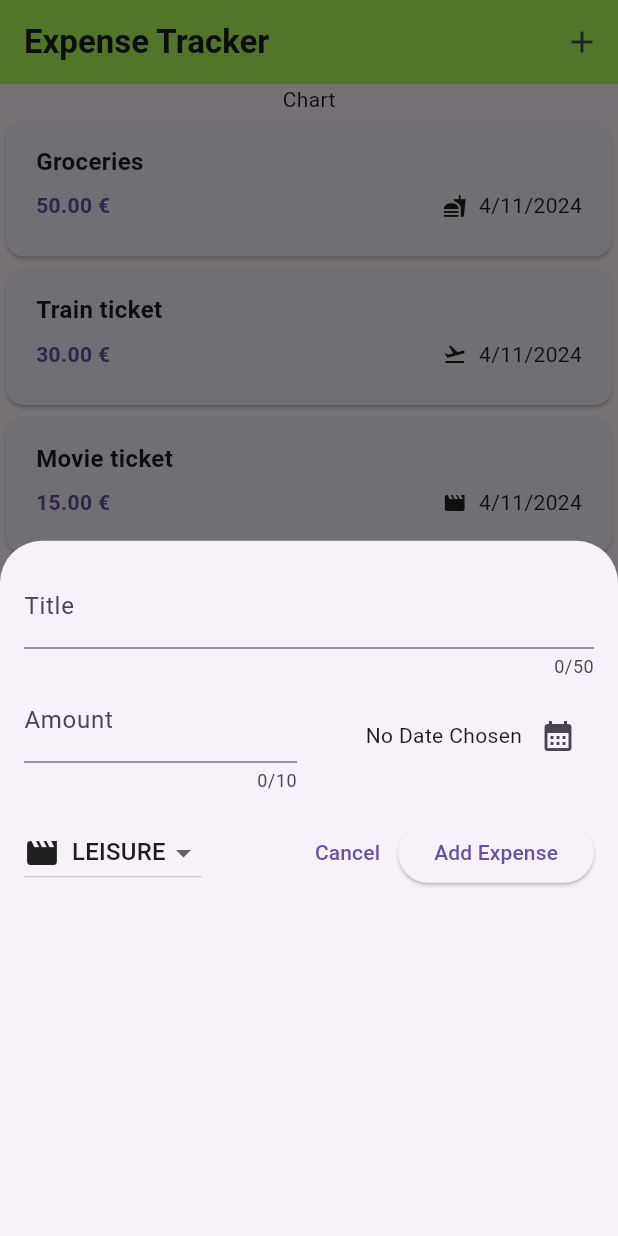
After one commit to sznorbee/expense-tracker, a Flutter app: the screen it shows after launch, after a tap on the "add" icon, on a phone screen of 412 x 824 dp. The commit adds this screen. Run offline on Flutter 3.47's test engine with Material 3 defaults, Android fonts, the phone set to English and light mode, and no system bars.

Commit message:
add expense widget with inputs

```diff
--- a/lib/widgets/expenses.dart
+++ b/lib/widgets/expenses.dart
@@ -1,3 +1,4 @@
+import 'package:expense_tracker/widgets/new_expense.dart';
 import 'package:flutter/material.dart';
 import 'package:expense_tracker/models/expense.dart';
 import 'package:expense_tracker/widgets/expenses_list/expenses_list.dart';
@@ -41,11 +42,27 @@ class _ExpensesState extends State<Expenses> {
         category: Category.work),
   ];
 
+  void _openAddExpenseModal() {
+    showModalBottomSheet(
+        context: context,
+        builder: (ctx) => const NewExpense());
+  }
+
   @override
   Widget build(BuildContext context) {
     return Scaffold(
       appBar: AppBar(
-        title: const Text('Expenses'),
+        title: const Text(
+          'Expense Tracker',
+          style: TextStyle(fontWeight: FontWeight.bold),
+        ),
+        backgroundColor: Colors.lightGreenAccent,
+        actions: [
+          IconButton(
+            onPressed: _openAddExpenseModal,
+            icon: const Icon(Icons.add),
+          )
+        ],
       ),
       body: Column(
         children: [
--- /dev/null
+++ b/lib/widgets/new_expense.dart
@@ -0,0 +1,121 @@
+import 'package:flutter/material.dart';
+import 'package:expense_tracker/models/expense.dart';
+
+class NewExpense extends StatefulWidget {
+  const NewExpense({super.key});
+
+  @override
+  State<NewExpense> createState() => _NewExpenseState();
+}
+
+class _NewExpenseState extends State<NewExpense> {
+  final _titleController = TextEditingController();
+  final _amountController = TextEditingController();
+  DateTime? _selectedDate;
+  Category _selectedCategory = Category.leisure;
+
+  _presentDatePicker() async {
+    final now = DateTime.now();
+    final DateTime firstDate = DateTime(now.year - 1, now.month, now.day);
+
+    final pickedDate = await showDatePicker(
+      context: context,
+      initialDate: now,
+      firstDate: firstDate,
+      lastDate: now,
+    );
+    setState(() {
+      _selectedDate = pickedDate;
+    });
+  }
+
+  @override
+  void dispose() {
+    _titleController.dispose();
+    _amountController.dispose();
+    super.dispose();
+  }
+
+  @override
+  Widget build(BuildContext context) {
+    return Padding(
+      padding: const EdgeInsets.all(16),
+      child: Column(
+        children: [
+          TextField(
+            decoration: const InputDecoration(label: Text('Title')),
+            maxLength: 50,
+            controller: _titleController,
+          ),
+          Row(
+            children: [
+              Expanded(
+                child: TextField(
+                    decoration: const InputDecoration(
+                      label: Text('Amount'),
+                      prefix: Text('€'),
+                    ),
+                    maxLength: 10,
+                    controller: _amountController,
+                    keyboardType:
+                        const TextInputType.numberWithOptions(decimal: true)),
+              ),
+              const SizedBox(width: 16),
+              Expanded(
+                  child: Row(
+                mainAxisAlignment: MainAxisAlignment.end,
+                crossAxisAlignment: CrossAxisAlignment.center,
+                children: [
+                  Text(_selectedDate == null
+                      ? 'No Date Chosen'
+                      : formatter.format(_selectedDate!)),
+                  IconButton(
+                    icon: const Icon(Icons.calendar_month),
+                    onPressed: _presentDatePicker,
+                  )
+                ],
+              ))
+            ],
+          ),
+          const SizedBox(height: 16),
+          Row(
+            children: [
+              DropdownButton(
+                  items: Category.values
+                      .map(
+                        (category) => DropdownMenuItem(
+                          value: category,
+                          child: Row(
+                            children: [
+                              Icon(categoryIcons[category]),
+                              const SizedBox(width: 8),
+                              Text(category.name.toUpperCase()),
+                            ],
+                          ),
+                        ),
+                      )
+                      .toList(),
+                  onChanged: (value) {
+                    setState(() {
+                      _selectedCategory = value as Category;
+                    });
+                  },
+                  value: _selectedCategory),
+                  const Spacer(),
+              TextButton(
+                  onPressed: () {
+                    Navigator.pop(context);
+                  },
+                  child: const Text('Cancel')),
+              ElevatedButton(
+                onPressed: () {
+                },
+                child: const Text('Add Expense'),
+              ),
+            ],
+          ),
+        ],
+      ),
+    );
+  }
+}
```
